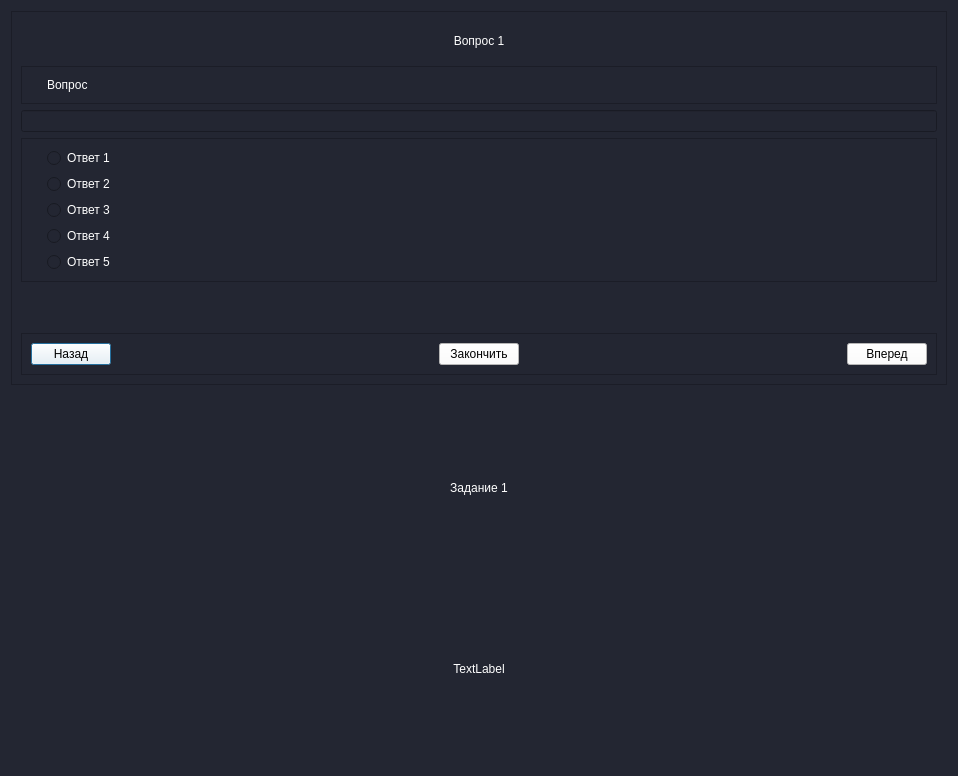
Qt form qt/test.ui (Alexey-Nikolaevic-B/pokazuha) before a commit.
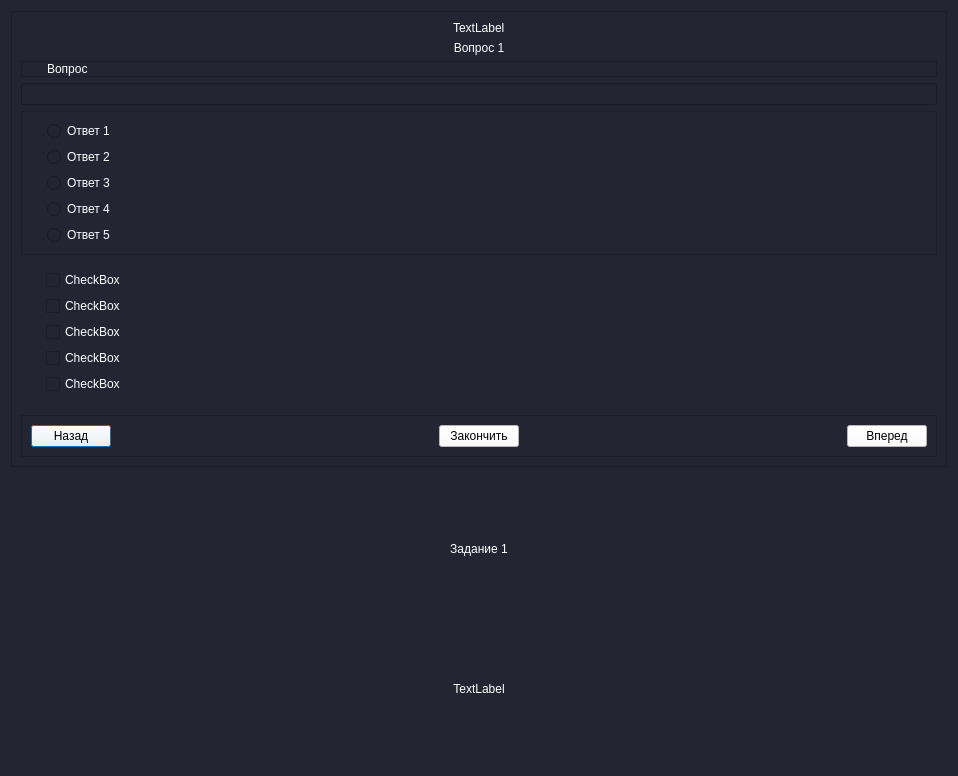
The same form after that commit.

What changed in the file:
```diff
--- a/qt/test.ui
+++ b/qt/test.ui
@@ -26,6 +26,17 @@
       <enum>QFrame::Plain</enum>
      </property>
      <layout class="QVBoxLayout" name="verticalLayout">
+      <item alignment="Qt::AlignHCenter">
+       <widget class="QLabel" name="lbl_time">
+        <property name="styleSheet">
+         <string notr="true">color: rgb(255, 255, 255);
+font: 20pt &quot;MS Shell Dlg 2&quot;;</string>
+        </property>
+        <property name="text">
+         <string>TextLabel</string>
+        </property>
+       </widget>
+      </item>
       <item>
        <widget class="QLabel" name="lbl_task">
         <property name="styleSheet">
@@ -162,6 +173,70 @@
         </layout>
        </widget>
       </item>
+      <item>
+       <widget class="QWidget" name="check_frame" native="true">
+        <layout class="QVBoxLayout" name="verticalLayout_5">
+         <property name="leftMargin">
+          <number>25</number>
+         </property>
+         <item>
+          <widget class="QCheckBox" name="checkBox_1">
+           <property name="styleSheet">
+            <string notr="true">color: rgb(255, 255, 255);
+font: 14pt &quot;MS Shell Dlg 2&quot;;</string>
+           </property>
+           <property name="text">
+            <string>CheckBox</string>
+           </property>
+          </widget>
+         </item>
+         <item>
+          <widget class="QCheckBox" name="checkBox_2">
+           <property name="styleSheet">
+            <string notr="true">color: rgb(255, 255, 255);
+font: 14pt &quot;MS Shell Dlg 2&quot;;</string>
+           </property>
+           <property name="text">
+            <string>CheckBox</string>
+           </property>
+          </widget>
+         </item>
+         <item>
+          <widget class="QCheckBox" name="checkBox_3">
+           <property name="styleSheet">
+            <string notr="true">color: rgb(255, 255, 255);
+font: 14pt &quot;MS Shell Dlg 2&quot;;</string>
+           </property>
+           <property name="text">
+            <string>CheckBox</string>
+           </property>
+          </widget>
+         </item>
+         <item>
+          <widget class="QCheckBox" name="checkBox_4">
+           <property name="styleSheet">
+            <string notr="true">color: rgb(255, 255, 255);
+font: 14pt &quot;MS Shell Dlg 2&quot;;</string>
+           </property>
+           <property name="text">
+            <string>CheckBox</string>
+           </property>
+          </widget>
+         </item>
+         <item>
+          <widget class="QCheckBox" name="checkBox_5">
+           <property name="styleSheet">
+            <string notr="true">color: rgb(255, 255, 255);
+font: 14pt &quot;MS Shell Dlg 2&quot;;</string>
+           </property>
+           <property name="text">
+            <string>CheckBox</string>
+           </property>
+          </widget>
+         </item>
+        </layout>
+       </widget>
+      </item>
       <item>
        <widget class="QWidget" name="pic_widget" native="true"/>
       </item>
```
